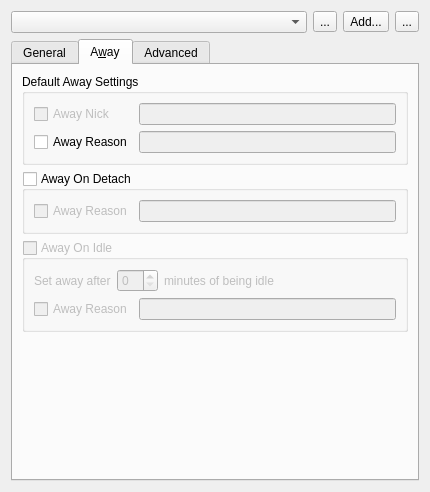
This is src/qtui/settingspages/identitiessettingspage.ui in quassel/quassel as Qt 5 draws it before an edit. The edited form follows.
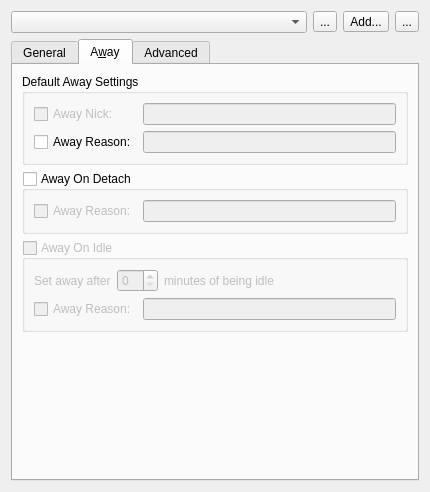
This is the edited form. The open tabs and pages were chosen to show the change. Icons and pictures are not drawn.

Patch:
```diff
--- a/src/qtui/settingspages/identitiessettingspage.ui
+++ b/src/qtui/settingspages/identitiessettingspage.ui
@@ -337,7 +337,7 @@
                <string>Default away reason</string>
               </property>
               <property name="text" >
-               <string>Away Reason</string>
+               <string>Away Reason:</string>
               </property>
              </widget>
             </item>
@@ -360,7 +360,7 @@
                <string>Nick to be used when being away</string>
               </property>
               <property name="text" >
-               <string>Away Nick</string>
+               <string>Away Nick:</string>
               </property>
              </widget>
             </item>
@@ -392,7 +392,7 @@
                <string>Override default away reason for auto-away on detach</string>
               </property>
               <property name="text" >
-               <string>Away Reason</string>
+               <string>Away Reason:</string>
               </property>
              </widget>
             </item>
@@ -468,7 +468,7 @@
             <item row="0" column="0" >
              <widget class="QCheckBox" name="autoAwayReasonEnabled" >
               <property name="text" >
-               <string>Away Reason</string>
+               <string>Away Reason:</string>
               </property>
              </widget>
             </item>
```
Left out of the diff: 2 changed lines with no effect on the pictures.
